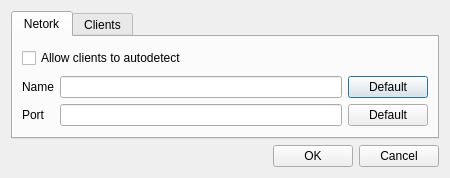
Qt form PCRemoteWin/configdialog.ui (kamiljano/PCRemote) before a commit.
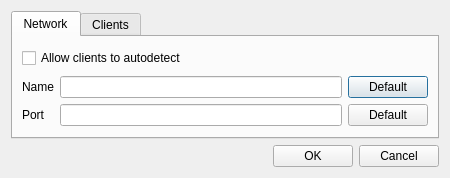
The same form after that commit.

```diff
--- a/PCRemoteWin/configdialog.ui
+++ b/PCRemoteWin/configdialog.ui
@@ -21,7 +21,7 @@
      </property>
      <widget class="QWidget" name="tab_3">
       <attribute name="title">
-       <string>Netork</string>
+       <string>Network</string>
       </attribute>
       <layout class="QVBoxLayout" name="verticalLayout_4">
        <item>
```
Left out of the diff: 3 changed lines with no effect on the pictures.
